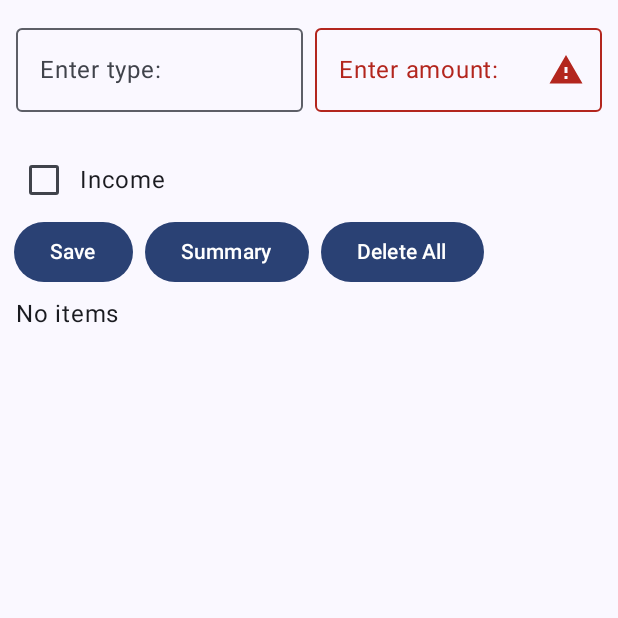
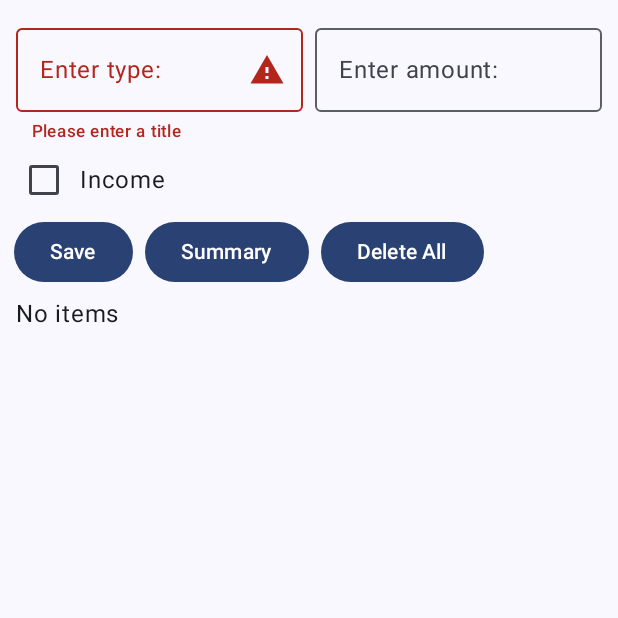
Before and after one commit to Maleila/AndWallet, an Android app built with Jetpack Compose: the WalletScreen screen opened through its navigation route, after a tap on "Save", on a phone screen of 412 x 824 dp, the top half of it. Run offline under Robolectric (Android 15) with nearby library versions, the phone set to English and light mode, and no system bars.

Commit message:
cleaned up code

```diff
--- a/app/src/main/java/hu/ait/andwallet/MainActivity.kt
+++ b/app/src/main/java/hu/ait/andwallet/MainActivity.kt
@@ -6,16 +6,15 @@ import androidx.activity.compose.setContent
 import androidx.compose.foundation.layout.fillMaxSize
 import androidx.compose.material3.MaterialTheme
 import androidx.compose.material3.Surface
-import androidx.compose.material3.Text
 import androidx.compose.runtime.Composable
 import androidx.compose.ui.Modifier
-import androidx.compose.ui.tooling.preview.Preview
 import androidx.navigation.NavHostController
 import androidx.navigation.NavType
 import androidx.navigation.compose.NavHost
 import androidx.navigation.compose.composable
 import androidx.navigation.compose.rememberNavController
 import androidx.navigation.navArgument
+import hu.ait.andwallet.screen.LoginScreen
 import hu.ait.andwallet.screen.WalletScreen
 import hu.ait.andwallet.screen.WalletSummaryScreen
 import hu.ait.andwallet.ui.theme.AndWalletTheme
@@ -41,11 +40,14 @@ class MainActivity : ComponentActivity() {
 fun AndWalletNavHost(
     modifier: Modifier = Modifier,
     navController: NavHostController = rememberNavController(),
-    startDestination: String = "walletscreen"
+    startDestination: String = "loginscreen"
 ) {
     NavHost(
         modifier = modifier, navController = navController, startDestination = startDestination
     ) {
+        composable("loginscreen") { LoginScreen(
+            onNavigateToWallet = { -> navController.navigate("walletscreen")}
+            )}
         composable("walletscreen") { WalletScreen(
             onNavigateToSummary = {expense, income ->
             navController.navigate("walletsummary/$expense/$income")
--- /dev/null
+++ b/app/src/main/java/hu/ait/andwallet/screen/LoginScreen.kt
@@ -0,0 +1,51 @@
+package hu.ait.andwallet.screen
+
+import androidx.compose.foundation.layout.Arrangement
+import androidx.compose.foundation.layout.Column
+import androidx.compose.foundation.layout.fillMaxHeight
+import androidx.compose.foundation.layout.fillMaxWidth
+import androidx.compose.foundation.layout.padding
+import androidx.compose.foundation.text.KeyboardOptions
+import androidx.compose.material3.Button
+import androidx.compose.material3.ExperimentalMaterial3Api
+import androidx.compose.material3.OutlinedTextField
+import androidx.compose.material3.Text
+import androidx.compose.runtime.Composable
+import androidx.compose.runtime.getValue
+import androidx.compose.runtime.mutableStateOf
+import androidx.compose.runtime.saveable.rememberSaveable
+import androidx.compose.runtime.setValue
+import androidx.compose.ui.Alignment
+import androidx.compose.ui.Modifier
+import androidx.compose.ui.res.stringResource
+import androidx.compose.ui.text.input.KeyboardType
+import androidx.compose.ui.unit.dp
+import hu.ait.andwallet.R
+
+@OptIn(ExperimentalMaterial3Api::class)
+@Composable
+fun LoginScreen(onNavigateToWallet: () -> Unit) {
+    val code by rememberSaveable {
+        mutableStateOf("1234")
+    }
+    var enteredCode by rememberSaveable {
+        mutableStateOf("")
+    }
+
+    Column(Modifier.padding(5.dp).fillMaxWidth().fillMaxHeight(), verticalArrangement = Arrangement.Center, horizontalAlignment = Alignment.CenterHorizontally) {
+        Text(text = "Enter pin")
+        OutlinedTextField(
+            value = enteredCode,
+            onValueChange = {enteredCode = it},
+            singleLine = true,
+            keyboardOptions = KeyboardOptions(keyboardType = KeyboardType.Decimal),
+            label = { Text(text = stringResource(R.string.enter_pin_text)) })
+        Button(modifier = Modifier.padding(10.dp), onClick = {
+            if(enteredCode == code) {
+                onNavigateToWallet()
+            }
+        }) {
+            Text(text = stringResource(R.string.submit_btn_text))
+        }
+    }
+}
--- a/app/src/main/java/hu/ait/andwallet/screen/WalletScreen.kt
+++ b/app/src/main/java/hu/ait/andwallet/screen/WalletScreen.kt
@@ -44,7 +44,6 @@ import androidx.compose.ui.text.input.KeyboardType
 import hu.ait.andwallet.R
 import hu.ait.andwallet.data.MoneyItem
 import hu.ait.andwallet.data.MoneyType
-import androidx.compose.ui.platform.LocalContext
 
 @OptIn(ExperimentalMaterial3Api::class)
 @Composable
@@ -103,7 +102,7 @@ fun WalletScreen(
                 trailingIcon = {
                     if (titleErrorState) {
                         Icon(
-                            Icons.Filled.Warning, "error",
+                            Icons.Filled.Warning, stringResource(R.string.error_content_desc),
                             tint = MaterialTheme.colorScheme.error
                         )
                     }
@@ -123,7 +122,7 @@ fun WalletScreen(
                 trailingIcon = {
                     if (amountErrorState) {
                         Icon(
-                            Icons.Filled.Warning, "error",
+                            Icons.Filled.Warning, stringResource(R.string.error_content_desc),
                             tint = MaterialTheme.colorScheme.error
                         )
                     }
@@ -162,6 +161,8 @@ fun WalletScreen(
         }
         Row(modifier = Modifier.fillMaxWidth(0.8f), horizontalArrangement = Arrangement.SpaceAround) {
             Button(onClick = {
+                validateTitle(moneyItemTitle)
+                validate(moneyItemAmount)
                 if(!titleErrorState && !amountErrorState){
                     try {
                         walletViewModel.addToMoneyList(
@@ -176,7 +177,6 @@ fun WalletScreen(
                         moneyItemAmount = ""
                     } catch (e: Exception) {
                         amountErrorState = true
-                        //errorText = e.message!!
                     }
                 }
             }) {
@@ -234,7 +234,7 @@ fun MoneyItemCard(
             Row(Modifier.fillMaxWidth(0.9f)) {
                 Image(
                     painter = painterResource(id = moneyItem.type.getIcon()),
-                    contentDescription = "Type",
+                    contentDescription = stringResource(R.string.type_content_desc),
                     modifier = Modifier
                         .size(40.dp)
                         .padding(end = 10.dp)
@@ -247,7 +247,7 @@ fun MoneyItemCard(
             }
             Icon(
                 imageVector = Icons.Filled.Delete,
-                contentDescription = "Delete",
+                contentDescription = stringResource(R.string.delete_content_desc),
                 modifier = Modifier.clickable {
                     onRemoveItem()
                 },
--- a/app/src/main/res/values/strings.xml
+++ b/app/src/main/res/values/strings.xml
@@ -12,4 +12,9 @@
     <string name="expenses_text">Expenses: %1$s</string>
     <string name="income_text">Income: %1$s</string>
     <string name="balance_text">Balance: %1$s</string>
+    <string name="enter_pin_text">Enter PIN</string>
+    <string name="submit_btn_text">Submit</string>
+    <string name="type_content_desc">Type</string>
+    <string name="delete_content_desc">Delete</string>
+    <string name="error_content_desc">error</string>
 </resources>
```
